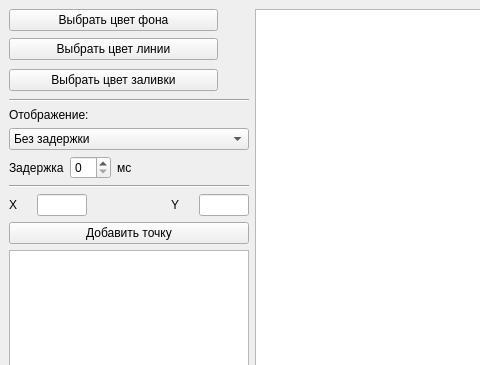
This is lab_05/mainwindow.ui in AskaryanKarine/BMSTU-CG as Qt 5 draws it before an edit; both pictures show x 0 to 480 and y 0 to 365 of the 818 by 734 pixel window. The edited form follows.
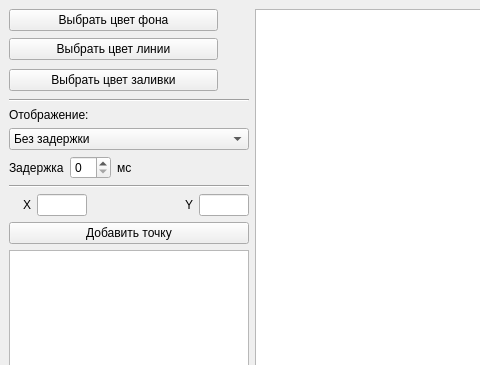
This is the edited form. Icons and pictures are not drawn.

Patch:
```diff
--- a/lab_05/mainwindow.ui
+++ b/lab_05/mainwindow.ui
@@ -211,6 +211,9 @@
               <property name="text">
                <string>X</string>
               </property>
+              <property name="alignment">
+               <set>Qt::AlignRight|Qt::AlignTrailing|Qt::AlignVCenter</set>
+              </property>
              </widget>
             </item>
             <item>
@@ -245,6 +248,9 @@
               <property name="text">
                <string>Y</string>
               </property>
+              <property name="alignment">
+               <set>Qt::AlignRight|Qt::AlignTrailing|Qt::AlignVCenter</set>
+              </property>
              </widget>
             </item>
             <item>
```
